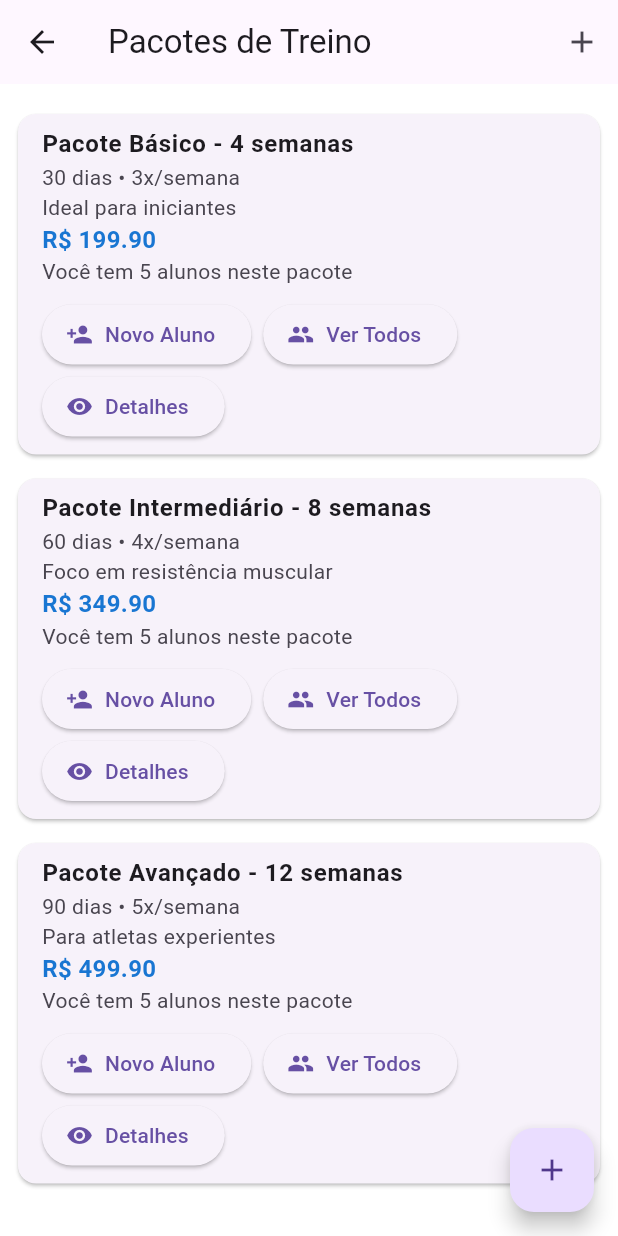
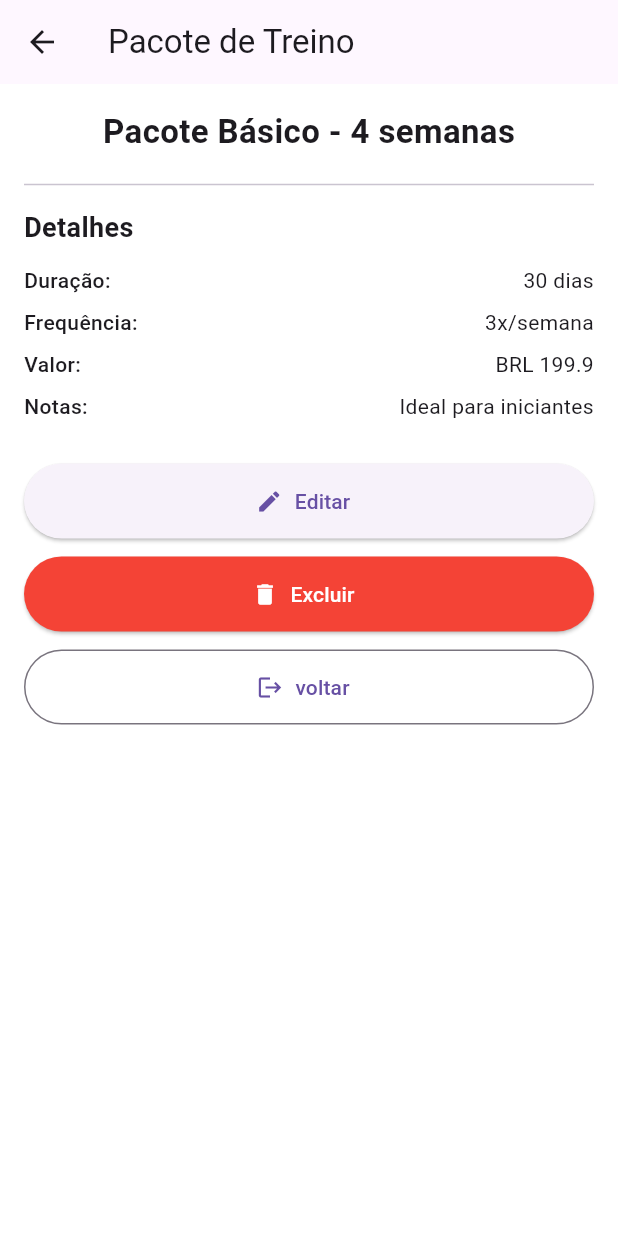
Before and after one commit to juliovitorino/workspace-opensource-mobile, a Flutter app: the TrainingPackagePage screen opened directly, after a tap on "Detalhes", on a phone screen of 412 x 824 dp. Run offline on Flutter 3.47's test engine with Material 3 defaults, Android fonts, the phone set to English and light mode, and no system bars; our stand-ins replace decimal, flutter_bloc, isar; accounts and stored records are empty; generated files the repository leaves out were written again.

Commit message:
[061144] Training package detail page; built generic widget for action button edit, delete and back for all detail pages

```diff
--- a/treinadorpro/lib/core/infrastructure/localstorage/user_entity_local_storage_service_impl.dart
+++ b/treinadorpro/lib/core/infrastructure/localstorage/user_entity_local_storage_service_isar.dart
@@ -4,7 +4,7 @@ import 'package:treinadorpro/core/infrastructure/localstorage/user_entity_local_
 
 import '../../../main.dart';
 
-class UserEntityLocalStorageServiceImpl implements IUserEntityLocalStorageService {
+class UserEntityLocalStorageServiceIsar implements IUserEntityLocalStorageService {
   @override
   Future<void> delete(int id) async {
     await isar.writeTxn(() async {
--- /dev/null
+++ b/treinadorpro/lib/core/widgets/pro_widget_action_buttons_page_detail.dart
@@ -0,0 +1,40 @@
+import 'package:flutter/material.dart';
+
+class ProWidgetActionButtonsPageDetail extends StatelessWidget {
+
+  final VoidCallback? onPressedEdit;
+  final VoidCallback? onPressedDelete;
+  const ProWidgetActionButtonsPageDetail({super.key, this.onPressedEdit, this.onPressedDelete});
+
+  @override
+  Widget build(BuildContext context) {
+    return Column(
+      crossAxisAlignment: CrossAxisAlignment.center,
+      children: [
+        SizedBox(height: 24),
+        ElevatedButton.icon(
+          onPressed: onPressedEdit,
+          icon: Icon(Icons.edit),
+          label: Text('Editar'),
+          style: ElevatedButton.styleFrom(minimumSize: Size.fromHeight(50)),
+        ),
+        SizedBox(height: 12),
+        ElevatedButton.icon(
+          onPressed: onPressedDelete,
+          icon: Icon(Icons.delete),
+          label: Text('Excluir'),
+          style: ElevatedButton.styleFrom(backgroundColor: Colors.red, foregroundColor: Colors.white ,minimumSize: Size.fromHeight(50)),
+        ),
+        SizedBox(height: 12),
+        OutlinedButton.icon(
+          onPressed: () {
+            Navigator.pop(context);
+          },
+          icon: Icon(Icons.logout),
+          label: Text('voltar'),
+          style: OutlinedButton.styleFrom(minimumSize: Size.fromHeight(50)),
+        ),
+      ],
+    );
+  }
+}
--- a/treinadorpro/lib/features/dashboard/presentation/pages/dashboard_page.dart
+++ b/treinadorpro/lib/features/dashboard/presentation/pages/dashboard_page.dart
@@ -11,12 +11,12 @@ import 'package:treinadorpro/features/trainingpackage/presentation/pages/trainin
 import 'package:treinadorpro/features/woukoutsheet/presentation/pages/build_workout_sheet_page.dart';
 
 import '../../../../core/constants/styles.dart';
-import '../../../../core/infrastructure/localstorage/user_entity_local_storage_service_impl.dart';
+import '../../../../core/infrastructure/localstorage/user_entity_local_storage_service_isar.dart';
 import '../../../overduestudent/presentation/pages/payments_overdue_page.dart';
 
 class DashboardPage extends StatelessWidget {
 
-  final _userEntityLocalStorage = UserEntityLocalStorageServiceImpl();
+  final _userEntityLocalStorage = UserEntityLocalStorageServiceIsar();
 
   @override
   Widget build(BuildContext context) {
--- a/treinadorpro/lib/features/login/presentation/pages/login_page.dart
+++ b/treinadorpro/lib/features/login/presentation/pages/login_page.dart
@@ -6,7 +6,7 @@ import 'package:treinadorpro/features/login/presentation/blocs/login_state.dart'
 
 import '../../../../config/app_config.dart';
 import '../../../../core/constants/app_routes.dart';
-import '../../../../core/infrastructure/localstorage/user_entity_local_storage_service_impl.dart';
+import '../../../../core/infrastructure/localstorage/user_entity_local_storage_service_isar.dart';
 import '../../../../core/states/handler_state.dart';
 import '../../../../core/widgets/pro_widget_brand_image.dart';
 import '../../../../core/widgets/pro_widget_rounded_button.dart';
@@ -17,7 +17,7 @@ import '../widgets/pro_widget_social_button_row.dart';
 
 class LoginPage extends StatelessWidget {
   final AppConfig config;
-  final IUserEntityLocalStorageService _userEntityLocalStorage = UserEntityLocalStorageServiceImpl();
+  final IUserEntityLocalStorageService _userEntityLocalStorage = UserEntityLocalStorageServiceIsar();
 
   final _formKey = GlobalKey<FormState>();
   final _emailController = TextEditingController();
--- /dev/null
+++ b/treinadorpro/lib/features/trainingpackage/presentation/pages/training_package_page_detail.dart
@@ -0,0 +1,43 @@
+import 'package:flutter/material.dart';
+import 'package:treinadorpro/core/widgets/pro_widget_action_buttons_page_detail.dart';
+
+import '../../../../core/domain/entities/pack_training_entity.dart';
+import '../../../../core/widgets/pro_widget_heading_name.dart';
+import '../../../../core/widgets/pro_widget_info_row.dart';
+import '../../../../core/widgets/pro_widget_section_title.dart';
+
+class TrainingPackagePageDetail extends StatelessWidget {
+
+  final PackTrainingEntity packTrainingEntity;
+
+  const TrainingPackagePageDetail({super.key, required this.packTrainingEntity});
+
+  @override
+  Widget build(BuildContext context) {
+    return Scaffold(
+      appBar: AppBar(
+        title: Text('Pacote de Treino'),
+      ),
+      body: SingleChildScrollView(
+        padding: const EdgeInsets.all(16.0),
+        child: Column(
+          crossAxisAlignment: CrossAxisAlignment.center,
+          children: [
+            ProWidgetHeadingName(name: packTrainingEntity.description),
+            SizedBox(height: 4),
+            Divider(height: 32),
+
+            ProWidgetSectionTitle(title: 'Detalhes'),
+            ProWidgetInfoRow(label: 'Duração', value: packTrainingEntity.durationDays.toString() + ' dias'),
+            ProWidgetInfoRow(label: 'Frequência', value: packTrainingEntity.weeklyFrequency.toString() + 'x/semana'),
+            ProWidgetInfoRow(label: 'Valor', value: packTrainingEntity.currency! + ' ' + packTrainingEntity.price.toString()),
+            ProWidgetInfoRow(label: 'Notas', value: packTrainingEntity.notes),
+
+            // Action buttons for page detail
+            ProWidgetActionButtonsPageDetail(onPressedEdit: (){}, onPressedDelete: (){}),
+          ],
+        ),
+      ),
+    );
+  }
+}
--- a/treinadorpro/lib/features/trainingpackage/presentation/widgets/pro_widget_card_pack_training.dart
+++ b/treinadorpro/lib/features/trainingpackage/presentation/widgets/pro_widget_card_pack_training.dart
@@ -1,29 +1,40 @@
 import 'package:flutter/material.dart';
+import 'package:treinadorpro/features/trainingpackage/presentation/pages/training_package_page_detail.dart';
 
 import '../../../../core/domain/entities/pack_training_entity.dart';
 import '../../../newstudent/presentation/pages/new_student_page.dart';
 
 class ProWidgetCardPackTraining extends StatelessWidget {
+  final PackTrainingEntity pkg;
 
-  final PackTrainingEntity pkg;
   const ProWidgetCardPackTraining({super.key, required this.pkg});
 
   @override
   Widget build(BuildContext context) => Card(
     margin: const EdgeInsets.symmetric(vertical: 8),
     child: ListTile(
-      title: Text(pkg.description, style: TextStyle(fontWeight: FontWeight.bold)),
+      title: Text(
+        pkg.description,
+        style: TextStyle(fontWeight: FontWeight.bold),
+      ),
       subtitle: Column(
         crossAxisAlignment: CrossAxisAlignment.start,
         children: [
           Text('${pkg.durationDays} dias • ${pkg.weeklyFrequency}x/semana'),
           Text(pkg.notes),
-          Text('R\$ ${pkg.price.toStringAsFixed(2)}', style: TextStyle(color: Colors.blue[700], fontWeight: FontWeight.bold, fontSize: 16.0)),
+          Text(
+            'R\$ ${pkg.price.toStringAsFixed(2)}',
+            style: TextStyle(
+              color: Colors.blue[700],
+              fontWeight: FontWeight.bold,
+              fontSize: 16.0,
+            ),
+          ),
           Text('Você tem 5 alunos neste pacote'),
           SizedBox(width: 8, height: 8),
 
           Wrap(
-              children:[
+            children: [
               ElevatedButton.icon(
                 onPressed: () {
                   Navigator.push(
@@ -44,11 +55,16 @@ class ProWidgetCardPackTraining extends StatelessWidget {
 
               SizedBox(width: 8, height: 40),
               ElevatedButton.icon(
-                  onPressed: () {},
+                onPressed: () {
+                  Navigator.push(
+                    context,
+                    MaterialPageRoute(builder: (_) => TrainingPackagePageDetail(packTrainingEntity: pkg,)),
+                  );
+                },
                 icon: Icon(Icons.visibility),
                 label: Text('Detalhes'),
               ),
-              ]
+            ],
           ),
         ],
       ),
```
Lines whose indentation alone changed are shown as unchanged.
